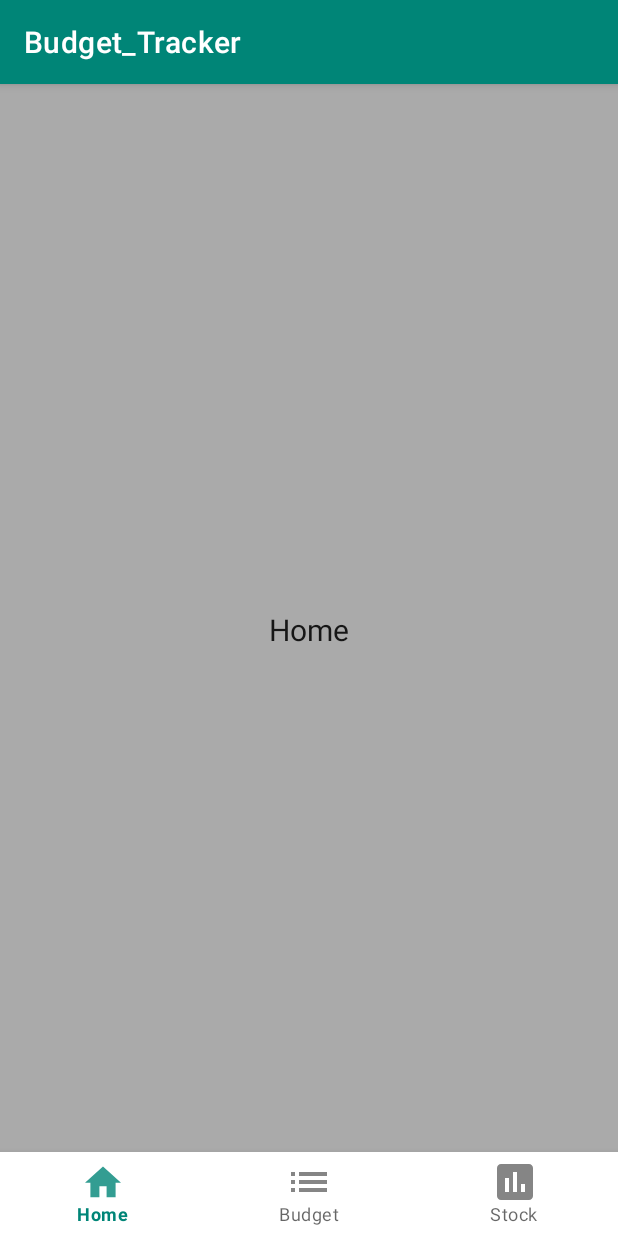
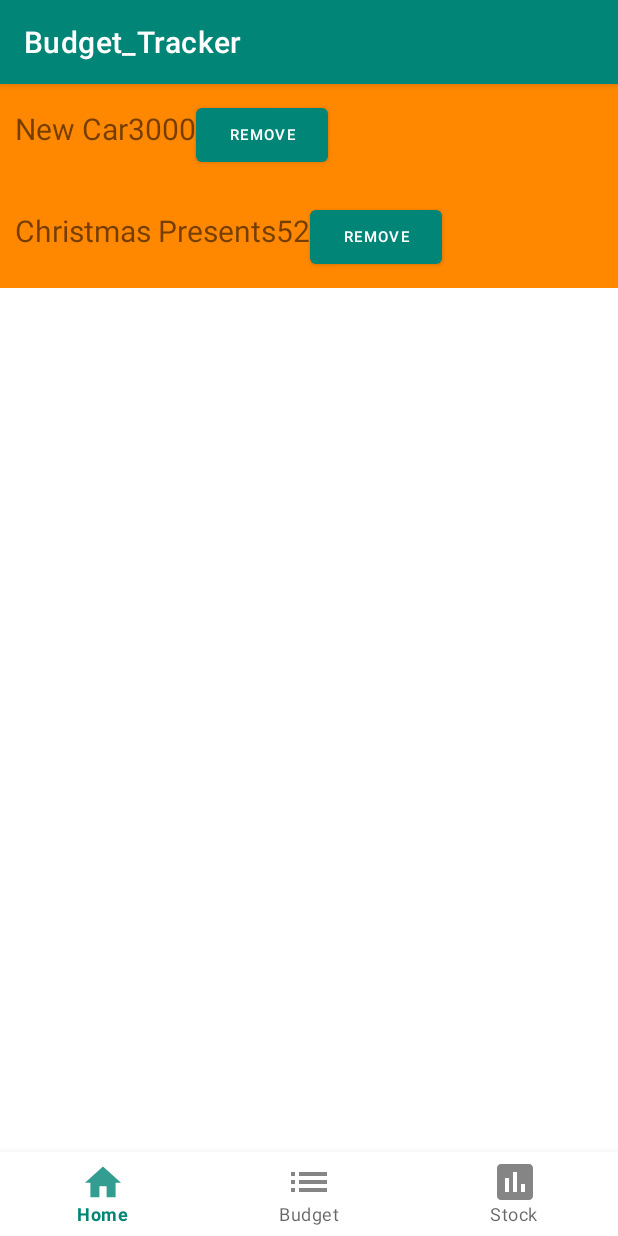
Before and after one commit to and13020/Budget_App, an Android app: the screen it shows after launch (MainActivity), on a phone screen of 412 x 824 dp. Run offline under Robolectric (Android 15) with nearby library versions, the phone set to English and light mode, and no system bars; our stand-ins replace Room's generated code, data binding.

Commit message:
Resolved build bugs. Separated code from main_activity to home_fragment to allow home_fragment to display recyclerView with sample input.

```diff
--- a/app/src/main/java/com/example/budget_tracker/DatabaseC.java
+++ b/app/src/main/java/com/example/budget_tracker/DatabaseC.java
@@ -13,40 +13,40 @@ public class DatabaseC{
     private int mId;
 
     @ColumnInfo(name = "item_name")
-    private String mItem;
+    private String name;
 
     @ColumnInfo(name = "item_cost")
-    private float mCost;
+    private int cost;
 
     // Getter/setters for id, mItem, mCost
     public void setMId(int mId) {this.mId = mId;}
-    public int getMId() {return this.mId;}
+    public int getMId()         {return mId;}
 
-    public void setMItem(String mItem) {this.mItem = mItem;}
-    public String getMItem() {return this.mItem;}
+    public void setName(String name) {this.name = name;}
+    public String getName()          {return name;}
 
-    public void setMCost(float mCost) {this.mCost = mCost;}
-    public float getMCost() {return this.mCost;}
+    public void setCost(int cost) {this.cost = cost;}
+    public int getCost()          {return cost;}
 
 
     // Constructors
     public DatabaseC(){}
 
     @Ignore
-    public DatabaseC(int mId, String mItem, float mCost){
-        this.mId = mId;
-        this.mItem = mItem;
-        this.mCost = mCost;
+    public DatabaseC(int mId, String name, int cost){
+        setMId(mId);
+        setCost(cost);
+        setName(name);
     }
 
     @Ignore
-    public DatabaseC(String mItem, float mCost){
-        this.mItem = mItem;
-        this.mCost = mCost;
+    public DatabaseC(String name, int cost){
+        setName(name);
+        setCost(cost);
     }
 
     @Ignore
     public DatabaseC(String mItem) {
-        this.mItem = mItem;
+        setName(mItem);
     }
 }
--- a/app/src/main/java/com/example/budget_tracker/DatabaseDao.java
+++ b/app/src/main/java/com/example/budget_tracker/DatabaseDao.java
@@ -38,5 +38,5 @@ public interface DatabaseDao {
 
     // Select all from budget_table
     @Query("SELECT * FROM budget_table ORDER BY mId")
-    LiveData<ArrayList<DatabaseC>> getAllFromBudgetTable();
+    LiveData<List<DatabaseC>> getAllFromBudgetTable();
 }
--- a/app/src/main/java/com/example/budget_tracker/DatabaseInitializer.java
+++ b/app/src/main/java/com/example/budget_tracker/DatabaseInitializer.java
@@ -3,10 +3,11 @@ package com.example.budget_tracker;
 import android.os.AsyncTask;
 
 import java.util.ArrayList;
+import java.util.List;
 
-class DatabaseInitializer {
+public class DatabaseInitializer {
 
-    static void populateAsync(final DatabaseRoom databaseRoom) {
+    public static void populateAsync(final DatabaseRoom databaseRoom) {
         new PopulateDbAsync(databaseRoom).execute();
     }
 
@@ -21,7 +22,7 @@ class DatabaseInitializer {
         protected Void doInBackground(final Void... params) {
             // If empty, add initial data
             if (databaseRoom.databaseDao().rowCount() == 0) {
-                ArrayList<DatabaseC> data = new ArrayList<>();
+                List<DatabaseC> data = new ArrayList<>();
                 data.add(new DatabaseC("Item #1"));
                 data.add(new DatabaseC("Item #2"));
                 data.add(new DatabaseC("Item #3"));
--- a/app/src/main/java/com/example/budget_tracker/DatabaseListAdapter.java
+++ b/app/src/main/java/com/example/budget_tracker/DatabaseListAdapter.java
@@ -13,6 +13,7 @@ import androidx.recyclerview.widget.ListAdapter;
 import androidx.recyclerview.widget.RecyclerView;
 
 import com.example.budget_tracker.databinding.FragmentHomeBinding;
+import com.example.budget_tracker.databinding.ListItemBinding;
 
 import java.util.ArrayList;
 import java.util.List;
@@ -27,15 +28,35 @@ public class DatabaseListAdapter extends RecyclerView.Adapter
         this.databaseCList = databaseCList;
     }
 
+    // ViewHolder class to handle data binding
+    class DatabaseViewHolder extends RecyclerView.ViewHolder {
+        private ListItemBinding binding;
+
+        public DatabaseViewHolder(ListItemBinding binding) {
+            super(binding.getRoot());
+            this.binding = binding;
+        }
+
+        public void bind(DatabaseC databaseC) {
+            binding.setItem(databaseC);
+            binding.executePendingBindings();
+        }
+    }
+
     // Passes custom view layout to inflate with LayoutInflater
+    /*@Override
+    public DatabaseViewHolder onCreateViewHolder(ViewGroup parent, int viewType) {
+
+        ListItemBinding itemBinding = ListItemBinding.inflate(
+                LayoutInflater.from(parent.getContext()), parent, false);
+        return new DatabaseViewHolder(itemBinding);
+    }*/
+
+    @NonNull
     @Override
-    public DatabaseViewHolder onCreateViewHolder(ViewGroup parent, int viewType) {
-        FragmentHomeBinding itemBinding = FragmentHomeBinding.inflate(
-                LayoutInflater.from(parent.getContext()), parent, false);
-
-        TextView itemTextView = parent.findViewById(R.id.listItemTitle);
-        Button removeButton = parent.findViewById(R.id.removeButton);
-
+    public DatabaseViewHolder onCreateViewHolder(@NonNull ViewGroup parent, int viewType) {
+        LayoutInflater inflater = LayoutInflater.from(parent.getContext());
+        ListItemBinding itemBinding = ListItemBinding.inflate(inflater, parent, false);
         return new DatabaseViewHolder(itemBinding);
     }
 
@@ -43,7 +64,7 @@ public class DatabaseListAdapter extends RecyclerView.Adapter
     @Override
     public void onBindViewHolder(DatabaseViewHolder holder, int position) {
         DatabaseC myData = databaseCList.get(position);
-        holder.bindStuff(myData);
+        holder.bind(myData);
     }
 
     // Returns number of items (times to inflate custom view)
@@ -56,23 +77,6 @@ public class DatabaseListAdapter extends RecyclerView.Adapter
         this.databaseCList = databaseCList;
         notifyDataSetChanged();
     }
-
-    // DataBindingUtil allows binding object to access views directly
-    static class DatabaseViewHolder extends RecyclerView.ViewHolder {
-
-        FragmentHomeBinding binding;
-
-        DatabaseViewHolder(FragmentHomeBinding binding) {
-            super(binding.getRoot());
-            this.binding = binding;
-        }
-
-        void bindStuff(DatabaseC myData) {
-            binding.listItemTitle.setText(myData.getMItem());
-            binding.executePendingBindings();
-        }
-    }
-
 }
 
 
--- a/app/src/main/java/com/example/budget_tracker/DatabaseRoom.java
+++ b/app/src/main/java/com/example/budget_tracker/DatabaseRoom.java
@@ -19,7 +19,7 @@ public abstract class DatabaseRoom extends RoomDatabase {
 
     private static DatabaseRoom INSTANCE;
 
-    public static DatabaseRoom getInstance(Context context) {
+    static public DatabaseRoom getInstance(Context context) {
         if (INSTANCE == null) {
             INSTANCE = Room.databaseBuilder(
                     context.getApplicationContext(),
--- a/app/src/main/java/com/example/budget_tracker/MainActivity.java
+++ b/app/src/main/java/com/example/budget_tracker/MainActivity.java
@@ -4,19 +4,13 @@ import android.os.Bundle;
 
 import com.example.budget_tracker.ui.home.BudgetFragment;
 import com.example.budget_tracker.ui.home.HomeFragment;
+import com.example.budget_tracker.ui.home.StockFragment;
 import com.google.android.material.bottomnavigation.BottomNavigationView;
 
 import androidx.appcompat.app.AppCompatActivity;
 import androidx.fragment.app.Fragment;
-import androidx.lifecycle.ViewModelProviders;
-import androidx.recyclerview.widget.LinearLayoutManager;
-import androidx.recyclerview.widget.RecyclerView;
-
-import java.util.ArrayList;
 
 public class MainActivity extends AppCompatActivity {
-
-    private DatabaseListAdapter adapter;
 
     @Override
     protected void onCreate(Bundle savedInstanceState) {
@@ -26,21 +20,6 @@ public class MainActivity extends AppCompatActivity {
         // Get/set bottom navigation view
         BottomNavigationView bottomNavigationView = findViewById(R.id.bottomNav);
         bottomNavigationView.setOnNavigationItemSelectedListener(navListener);
-
-        // Set the recycler view
-        RecyclerView recyclerView = (RecyclerView) findViewById(R.id.recyclerView);
-        adapter = new DatabaseListAdapter(new ArrayList<>());
-        recyclerView.setAdapter(adapter);
-        recyclerView.setLayoutManager(new LinearLayoutManager(this));
-
-        // Connect viewModel to this activity
-        DatabaseViewModel viewModel = ViewModelProviders.of(this).get(DatabaseViewModel.class);
-
-        // Add observer for liveData
-        viewModel.getResults().observe(this, databaseCS -> adapter.setDatabaseCList((ArrayList<DatabaseC>) databaseCS));
-
-        // Add initial data
-        DatabaseInitializer.populateAsync(DatabaseRoom.getInstance(getApplicationContext()));
 
         getSupportFragmentManager().beginTransaction()
                 .replace(R.id.fragment_container, new HomeFragment()).commit();
@@ -58,6 +37,9 @@ public class MainActivity extends AppCompatActivity {
             case R.id.budgetFragment:
                 selectedFragment = new BudgetFragment();
                 break;
+            case R.id.stockFragment:
+                selectedFragment = new StockFragment();
+                break;
         }
 
         getSupportFragmentManager().beginTransaction().replace(R.id.fragment_container, selectedFragment)
--- a/app/src/main/java/com/example/budget_tracker/ui/home/HomeFragment.java
+++ b/app/src/main/java/com/example/budget_tracker/ui/home/HomeFragment.java
@@ -5,47 +5,48 @@ import android.view.LayoutInflater;
 import android.view.View;
 import android.view.ViewGroup;
 
+import androidx.annotation.NonNull;
+import androidx.annotation.Nullable;
 import androidx.databinding.DataBindingUtil;
 import androidx.fragment.app.Fragment;
 import androidx.lifecycle.ViewModelProviders;
 import androidx.recyclerview.widget.LinearLayoutManager;
 import androidx.recyclerview.widget.RecyclerView;
 
+import com.example.budget_tracker.DatabaseC;
+import com.example.budget_tracker.DatabaseInitializer;
 import com.example.budget_tracker.DatabaseListAdapter;
+import com.example.budget_tracker.DatabaseRoom;
 import com.example.budget_tracker.DatabaseViewModel;
 import com.example.budget_tracker.R;
 import com.example.budget_tracker.databinding.FragmentHomeBinding;
 
 import java.util.ArrayList;
+import java.util.List;
 
 public class HomeFragment extends Fragment {
 
-    public HomeFragment() {
+    public HomeFragment() {}
+
+    @Override
+    public View onCreateView(@NonNull LayoutInflater inflater, ViewGroup container, Bundle savedInstanceState) {
+        FragmentHomeBinding binding = DataBindingUtil.inflate(inflater, R.layout.fragment_home, container, false);
+        setupRecyclerView(binding);
+
+        View view = binding.getRoot();
+        return view;
     }
 
-    @Override
-    public View onCreateView(LayoutInflater inflater,
-                             ViewGroup container,
-                             Bundle savedInstanceState) {
+    private void setupRecyclerView(FragmentHomeBinding binding) {
+        RecyclerView recyclerView = binding.recyclerView;
+        LinearLayoutManager layoutManager = new LinearLayoutManager(getContext());
+        recyclerView.setLayoutManager(layoutManager);
 
-        FragmentHomeBinding binding =
-                DataBindingUtil.inflate(inflater, R.layout.fragment_home, container, false);
+        List<DatabaseC> databaseCList = new ArrayList<>();
+        databaseCList.add(new DatabaseC("New Car", 3000));
+        databaseCList.add(new DatabaseC("Christmas Presents", 52));
 
-        // List adapter to handle the layout manager
-        DatabaseListAdapter recyclerViewAdapter =
-                new DatabaseListAdapter(new ArrayList<>());
-
-        // Connect to fragment to activity
-        binding.recyclerView.setLayoutManager(
-                new LinearLayoutManager(getActivity()));
-
-
-        DatabaseViewModel viewModel =
-                ViewModelProviders.of(this).get(DatabaseViewModel.class);
-
-        viewModel.getResults().observe(
-                HomeFragment.this, recyclerViewAdapter::setDatabaseCList);
-
-        return binding.getRoot();
+        DatabaseListAdapter adapter = new DatabaseListAdapter(databaseCList);
+        recyclerView.setAdapter(adapter);
     }
 }
--- a/app/src/main/res/layout/activity_main.xml
+++ b/app/src/main/res/layout/activity_main.xml
@@ -15,18 +15,6 @@
         android:layout_above="@+id/bottomNav" >
     </FrameLayout>
 
-    <androidx.recyclerview.widget.RecyclerView
-        android:layout_width="match_parent"
-        android:layout_height="match_parent"
-        tools:context=".MainActivity"
-
-        android:id="@+id/recyclerView"
-        app:layoutManager="androidx.recyclerview.widget.LinearLayoutManager"
-
-        tools:showIn="@layout/activity_main">
-
-    </androidx.recyclerview.widget.RecyclerView>
-
     <!-- Bottom Navigation -->
     <com.google.android.material.bottomnavigation.BottomNavigationView
         android:id="@+id/bottomNav"
--- a/app/src/main/res/layout/fragment_home.xml
+++ b/app/src/main/res/layout/fragment_home.xml
@@ -1,54 +1,37 @@
 <?xml version="1.0" encoding="utf-8"?>
 <!-- Wrap xml in layout in order to generate binding class -->
-<layout>
+<layout xmlns:tools="http://schemas.android.com/tools">
 <FrameLayout xmlns:android="http://schemas.android.com/apk/res/android"
-    xmlns:app="http://schemas.android.com/apk/res-auto"
     android:layout_width="match_parent"
-    android:layout_height="match_parent"
-    xmlns:tools="http://schemas.android.com/tools">
-
-    <!-- Top banner (light blue) -->
-    <TextView
-        android:id="@+id/textView"
-        style="@style/title"
-        android:layout_width="match_parent"
-        android:layout_height="wrap_content"
-        android:background="@android:color/holo_blue_bright"/>
-
-    <!-- List view -->
-    <androidx.recyclerview.widget.RecyclerView
-        android:id="@+id/recyclerView"
-        android:layout_width="match_parent"
-        android:layout_height="match_parent"
-        android:scrollbars="vertical"
-        app:layoutManager="androidx.recyclerview.widget.LinearLayoutManager"
-        android:background="@android:color/darker_gray"
-        tools:listitem="@layout/fragment_home"
-        app:layout_constraintBottom_toBottomOf="@id/homeFragment"
-        app:layout_constraintLeft_toLeftOf="@id/homeFragment"
-        app:layout_constraintRight_toRightOf="@id/homeFragment"
-        app:layout_constraintTop_toTopOf="@id/homeFragment" />
+    android:layout_height="match_parent">
 
     <TextView
         android:id="@+id/listItemTitle"
         android:layout_width="wrap_content"
         android:layout_height="wrap_content"
+        android:text="This is fragment home."
         android:textSize="20sp"/>
 
-    <TextView
-        android:id="@+id/homeFragment"
-        android:layout_width="wrap_content"
+    <androidx.recyclerview.widget.RecyclerView
+        android:id="@+id/recyclerView"
+        android:layout_width="match_parent"
         android:layout_height="wrap_content"
-        android:layout_gravity="center_horizontal|center_vertical"
-        android:layout_marginStart="8dp"
-        android:layout_marginTop="8dp"
-        android:layout_marginEnd="8dp"
-        android:textAppearance="@style/Base.TextAppearance.AppCompat.Headline"
-        android:textAlignment="center"
-        android:textSize="20sp"
-        android:text="@string/home"
-        app:layout_constraintEnd_toEndOf="parent"
-        app:layout_constraintStart_toStartOf="parent"
-        app:layout_constraintTop_toTopOf="parent" />
+        android:scrollbars="vertical"
+        tools:listitem="@layout/list_item"
+        android:background="@android:color/holo_orange_dark">
+    </androidx.recyclerview.widget.RecyclerView>
+
+    <!--<androidx.recyclerview.widget.RecyclerView
+        android:layout_width="match_parent"
+        android:layout_height="wrap_content"
+        tools:context=".HomeFragment"
+        tools:listitem="@layout/fragment_home"
+        android:id="@+id/recyclerView"
+        app:layoutManager="androidx.recyclerview.widget.LinearLayoutManager"
+
+        tools:showIn="@layout/fragment_home">
+
+    </androidx.recyclerview.widget.RecyclerView> -->
+
 </FrameLayout>
 </layout>
--- a/app/src/main/res/layout/list_item.xml
+++ b/app/src/main/res/layout/list_item.xml
@@ -1,6 +1,13 @@
 <?xml version="1.0" encoding="utf-8"?>
-<LinearLayout xmlns:android="http://schemas.android.com/apk/res/android"
-    android:orientation="horizontal"
+<layout xmlns:android="http://schemas.android.com/apk/res/android">
+
+    <data>
+        <variable
+            name="item"
+            type="com.example.budget_tracker.DatabaseC" />
+    </data>
+
+    <LinearLayout
         android:layout_width="match_parent"
         android:layout_height="wrap_content"
         android:padding="10dp">
@@ -9,6 +16,14 @@
             android:id="@+id/listItemTitle"
             android:layout_width="wrap_content"
             android:layout_height="wrap_content"
+            android:text="@{item.name}"
+            android:textSize="20sp"/>
+
+        <TextView
+            android:id="@+id/listItemCost"
+            android:layout_width="wrap_content"
+            android:layout_height="wrap_content"
+            android:text="@{Integer.toString(item.cost)}"
             android:textSize="20sp"/>
 
         <Button
@@ -20,3 +35,4 @@
             android:textSize="10sp"/>
 
     </LinearLayout>
+</layout>
```
Also changed, not shown: app/src/main/java/com/example/budget_tracker/ui/home/BudgetFragment.java (+9 -11 lines), app/src/main/java/com/example/budget_tracker/ui/home/StockFragment.java (added, +30 -0 lines), app/src/main/res/layout/fragment_budget.xml (+24 -13 lines), app/src/main/res/layout/fragment_stock.xml (added, +13 -0 lines). Lines whose indentation alone changed are shown as unchanged.
